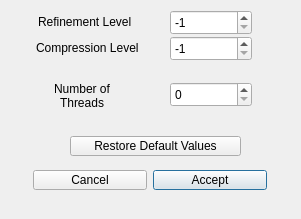
The window that apps/vdcwizard/ui/Page4adv.ui (yyr/vapor) describes before a commit, drawn with Qt 5.
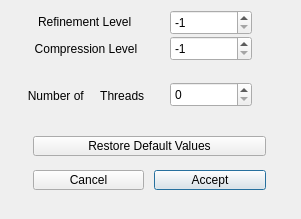
The same window after the commit.

Commit message: Minor asthetic changes to vdcwizard ui

```diff
--- a/apps/vdcwizard/ui/Page4adv.ui
+++ b/apps/vdcwizard/ui/Page4adv.ui
@@ -16,15 +16,18 @@
   <widget class="QLabel" name="label_24">
    <property name="geometry">
     <rect>
-     <x>36</x>
-     <y>40</y>
-     <width>131</width>
-     <height>16</height>
+     <x>9</x>
+     <y>29</y>
+     <width>154</width>
+     <height>40</height>
     </rect>
    </property>
    <property name="text">
     <string>Compression Level</string>
    </property>
+   <property name="alignment">
+    <set>Qt::AlignCenter</set>
+   </property>
    <property name="wordWrap">
     <bool>true</bool>
    </property>
@@ -32,9 +35,9 @@
   <widget class="QLabel" name="label_25">
    <property name="geometry">
     <rect>
-     <x>42</x>
+     <x>18</x>
      <y>80</y>
-     <width>80</width>
+     <width>136</width>
      <height>31</height>
     </rect>
    </property>
@@ -124,9 +127,9 @@
   <widget class="QPushButton" name="acceptButton">
    <property name="geometry">
     <rect>
-     <x>153</x>
+     <x>154</x>
      <y>170</y>
-     <width>114</width>
+     <width>112</width>
      <height>20</height>
     </rect>
    </property>
@@ -139,7 +142,7 @@
     <rect>
      <x>33</x>
      <y>170</y>
-     <width>114</width>
+     <width>111</width>
      <height>20</height>
     </rect>
    </property>
@@ -150,9 +153,9 @@
   <widget class="QPushButton" name="restoreDefaultButton">
    <property name="geometry">
     <rect>
-     <x>70</x>
+     <x>33</x>
      <y>136</y>
-     <width>171</width>
+     <width>233</width>
      <height>20</height>
     </rect>
    </property>
```
The commit also changes 3 other files.
